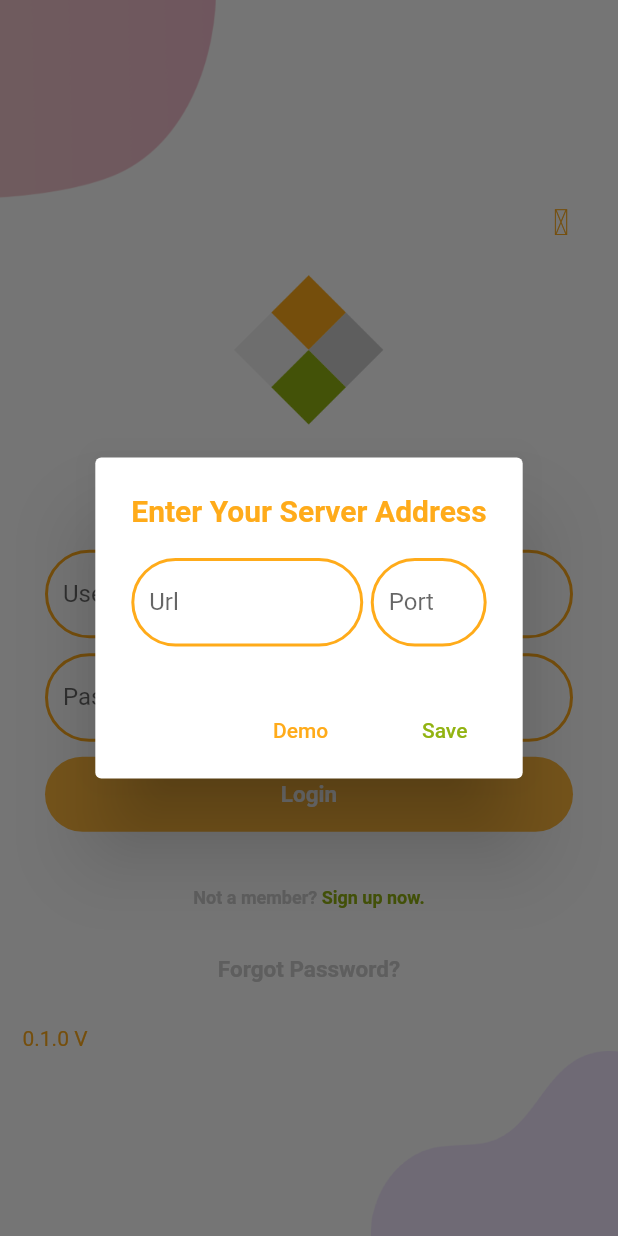
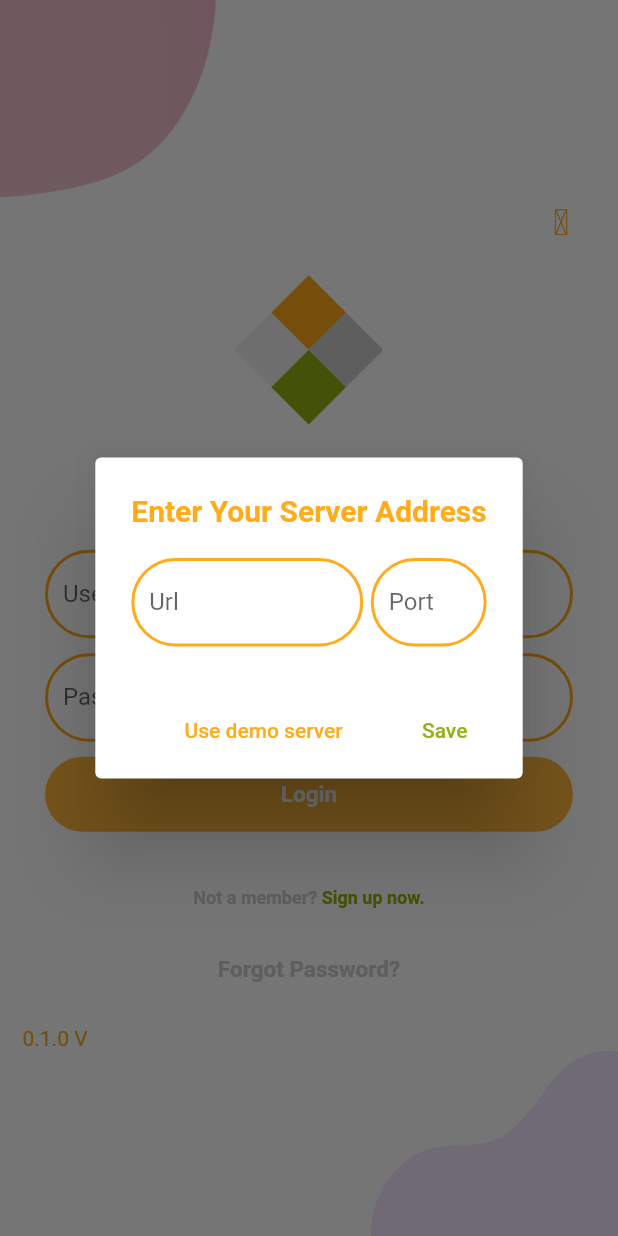
Before and after one commit to Restfulness/Restfulness-flutter-app, a Flutter app: the screen it shows after launch, after a tap on an icon or button, on a phone screen of 412 x 824 dp. Run offline on Flutter 3.47's test engine with Material 2 defaults, Android fonts, the phone set to English and light mode, and no system bars; our stand-ins replace dotted_border, fancy_bottom_navigation, flutter_datetime_picker, flutter_tags, fluttertoast, jwt_decoder and 6 more; missing offline and left inert: flutter_sequence_animation, receive_sharing_intent; accounts and stored records are empty.

Commit message:
Change server dialog button text

```diff
--- a/lib/src/widgets/server_config_dialog_widget.dart
+++ b/lib/src/widgets/server_config_dialog_widget.dart
@@ -59,7 +59,7 @@ class ServerConfigDialogWidget {
               MaterialButton(
                 elevation: 2,
                 child: Text(
-                  "Demo",
+                  "Use demo server",
                   style: TextStyle(color: primaryColor),
                 ),
                 onPressed: () {
```
